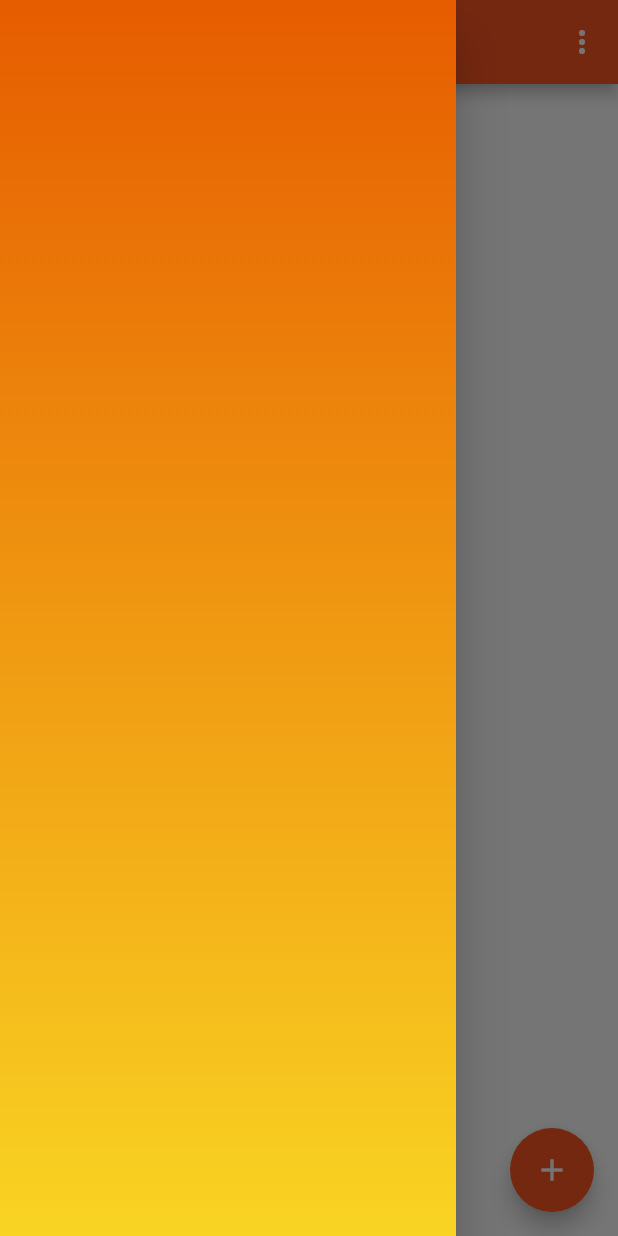
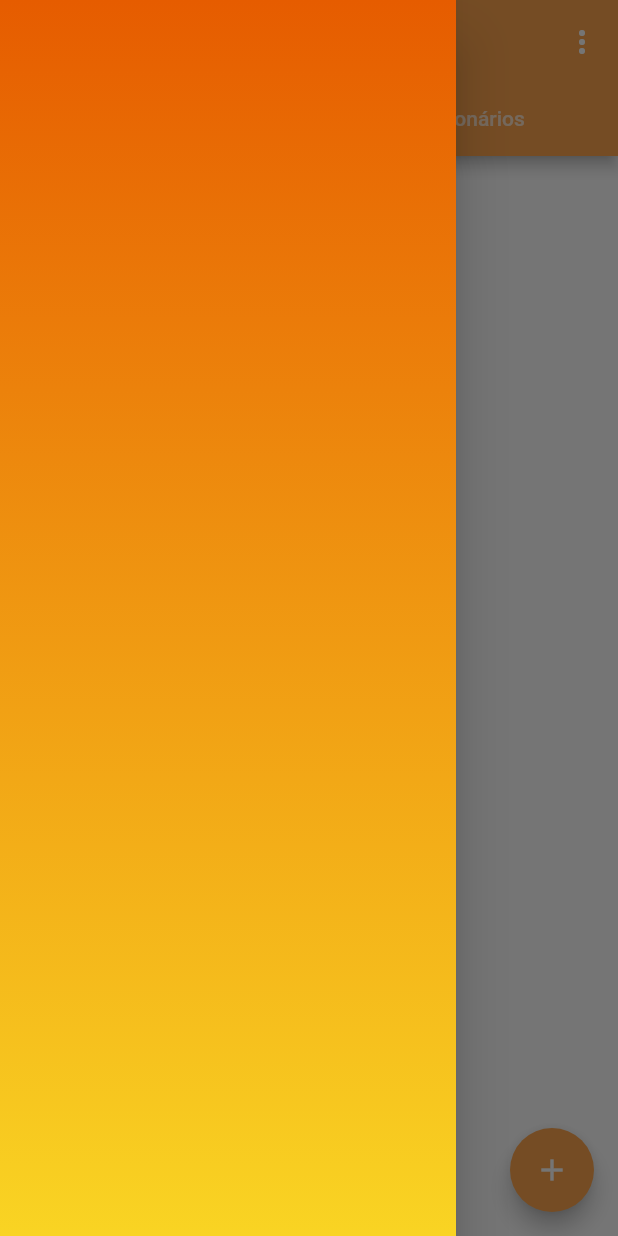
Before and after one commit to MelgueiraTeam/MelgueiraApp, a Flutter app: the screen it shows after launch, with the side drawer open, on a phone screen of 412 x 824 dp. Run offline on Flutter 3.47's test engine with Material 2 defaults, Android fonts, the phone set to English and light mode, and no system bars; our stand-ins replace charts_flutter, sqflite; accounts and stored records are empty.

Commit message:
update tabs
Criação das tabs dos meliponários e dos apiários. Mudança na cor.

```diff
--- a/lib/ui/meliponariosPage.dart
+++ b/lib/ui/meliponariosPage.dart
@@ -29,10 +29,10 @@ class TelaMeliponariosState extends State<TelaMeliponarios> {
 
   @override
   Widget build(BuildContext context) {
-    return Scaffold(
+    return DefaultTabController(length: 2, child: Scaffold(
       appBar: AppBar(
-        title: Text("Meliponários"),
-        backgroundColor: Colors.deepOrange,
+        title: Text("MelgueirApp"),
+        backgroundColor: Color.fromARGB(255, 255, 166, 78),
         centerTitle: true,
         actions: [
           PopupMenuButton<OrderOptions>(//copiei descaradamente pq n sabia direito o que tava fazendo kk
@@ -50,22 +50,44 @@ class TelaMeliponariosState extends State<TelaMeliponarios> {
             onSelected: _ordenarLista,
           ),
         ],
+        bottom: TabBar(
+          tabs: [
+            Tab(
+              text: "Apiários",
+            ),
+            Tab(
+              text: "Meliponários",
+            )
+          ],
+        ),
       ),
       backgroundColor: Colors.white,
       floatingActionButton: FloatingActionButton(
         onPressed: _showCadastroPage,
         child: Icon(Icons.add),
-        backgroundColor: Colors.deepOrange,
+        backgroundColor: Color.fromARGB(255, 255, 166, 78),
       ),
-      body: ListView.builder(
-        padding: EdgeInsets.all(10.0),
-        itemCount: meliponarios.length,
-        itemBuilder: (context, index){
-          return _createCard(context, index);
-        },
+      body: TabBarView(
+        children: [
+          ListView.builder(
+            padding: EdgeInsets.all(10.0),
+            itemCount: meliponarios.length,
+            itemBuilder: (context, index){
+              return _createCard(context, index);
+            },
 
+          ),
+          ListView.builder(
+            padding: EdgeInsets.all(10.0),
+            itemCount: meliponarios.length,
+            itemBuilder: (context, index){
+              return _createCard(context, index);
+            },
+
+          )
+        ],
       ),
-    );
+    ));
   }
 
   Widget _createCard(BuildContext context, int index) {
```
